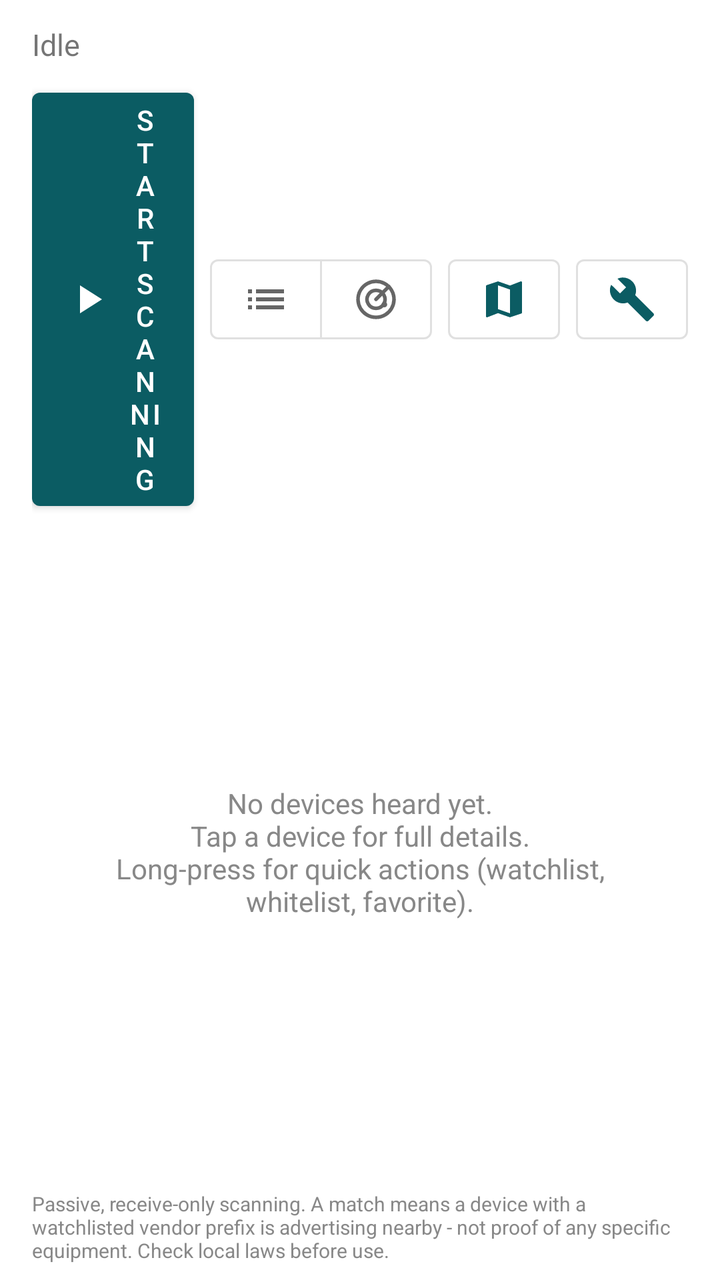
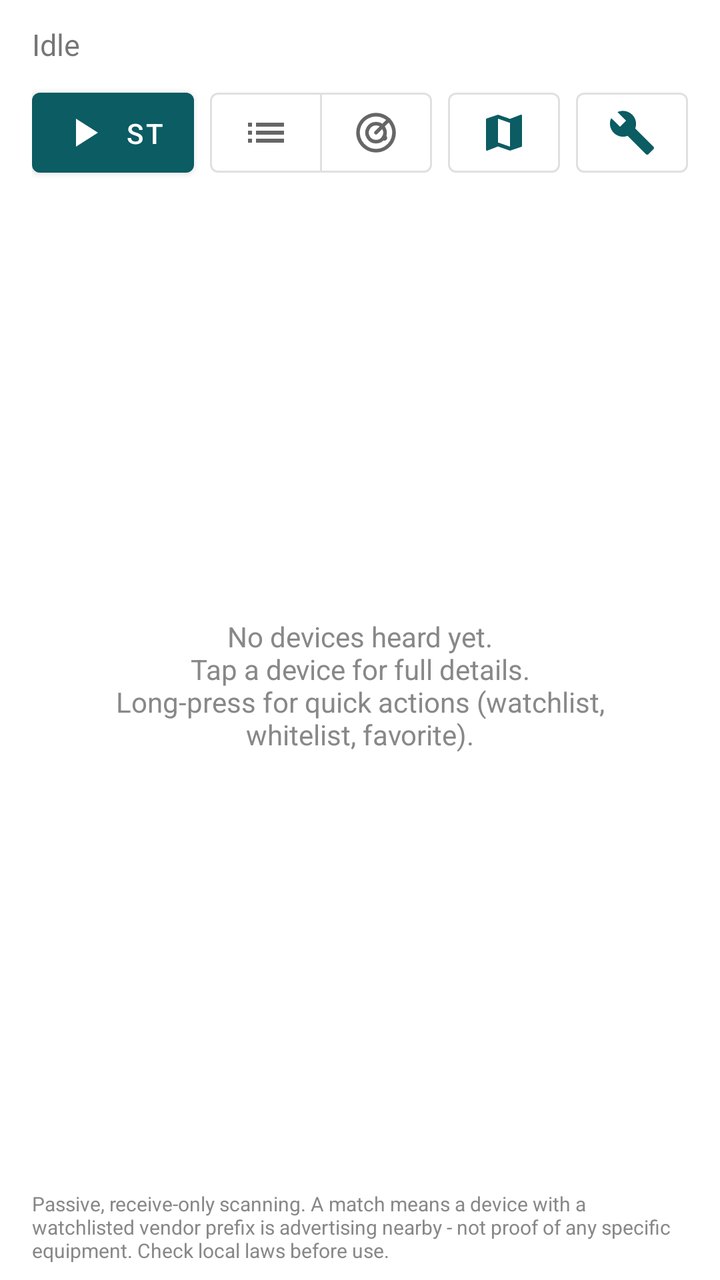

An Android layout rendered at two revisions. The XML below is the earlier revision; the diff shows what the commit changed to produce the second picture.
<!-- AndroidManifest.xml: application theme Theme.RFSentinel -->
<!-- res/layout/activity_main.xml -->
<?xml version="1.0" encoding="utf-8"?>
<LinearLayout xmlns:android="http://schemas.android.com/apk/res/android"
    xmlns:app="http://schemas.android.com/apk/res-auto"
    android:layout_width="match_parent"
    android:layout_height="match_parent"
    android:orientation="vertical"
    android:paddingStart="16dp"
    android:paddingTop="12dp"
    android:paddingEnd="16dp"
    android:paddingBottom="8dp">

    
    <LinearLayout
        android:id="@+id/themedHeader"
        android:layout_width="match_parent"
        android:layout_height="wrap_content"
        android:layout_marginBottom="6dp"
        android:orientation="vertical"
        android:visibility="gone">

        <ImageView
            android:id="@+id/themeBanner"
            android:layout_width="match_parent"
            android:layout_height="wrap_content"
            android:adjustViewBounds="true"
            android:contentDescription="Theme banner"
            android:maxHeight="140dp"
            android:scaleType="fitCenter"
            android:visibility="gone" />

        <com.rfsentinel.app.ui.ThemeHeaderView
            android:id="@+id/themeHeader"
            android:layout_width="match_parent"
            android:layout_height="wrap_content" />
    </LinearLayout>

    <TextView
        android:id="@+id/threatBanner"
        android:layout_width="match_parent"
        android:layout_height="wrap_content"
        android:layout_marginBottom="8dp"
        android:background="@drawable/banner_bg"
        android:paddingStart="12dp"
        android:paddingTop="8dp"
        android:paddingEnd="12dp"
        android:paddingBottom="8dp"
        android:textColor="#FFFFFF"
        android:textSize="14sp"
        android:textStyle="bold"
        android:visibility="gone" />

    <TextView
        android:id="@+id/statusText"
        android:layout_width="match_parent"
        android:layout_height="wrap_content"
        android:paddingBottom="8dp"
        android:text="Idle"
        android:textSize="15sp" />

    <LinearLayout
        android:layout_width="match_parent"
        android:layout_height="wrap_content"
        android:gravity="center_vertical"
        android:orientation="horizontal">

        <com.google.android.material.button.MaterialButton
            android:id="@+id/startStopButton"
            android:layout_width="0dp"
            android:layout_height="wrap_content"
            android:layout_marginEnd="8dp"
            android:layout_weight="1"
            android:minHeight="52dp"
            android:text="Start scanning"
            app:icon="@drawable/ic_car_play"
            app:iconGravity="textStart" />

        
        <com.google.android.material.button.MaterialButtonToggleGroup
            android:id="@+id/viewToggle"
            android:layout_width="wrap_content"
            android:layout_height="wrap_content"
            app:selectionRequired="true"
            app:singleSelection="true">

            <com.google.android.material.button.MaterialButton
                android:id="@+id/viewListButton"
                style="@style/Widget.MaterialComponents.Button.OutlinedButton"
                android:layout_width="wrap_content"
                android:layout_height="wrap_content"
                android:contentDescription="List view"
                android:minWidth="56dp"
                android:minHeight="52dp"
                app:icon="@drawable/ic_car_list"
                app:iconPadding="0dp" />

            <com.google.android.material.button.MaterialButton
                android:id="@+id/viewRadarButton"
                style="@style/Widget.MaterialComponents.Button.OutlinedButton"
                android:layout_width="wrap_content"
                android:layout_height="wrap_content"
                android:contentDescription="Radar view"
                android:minWidth="56dp"
                android:minHeight="52dp"
                app:icon="@drawable/ic_radar"
                app:iconPadding="0dp" />
        </com.google.android.material.button.MaterialButtonToggleGroup>

        
        <com.google.android.material.button.MaterialButton
            android:id="@+id/mapButton"
            style="@style/Widget.MaterialComponents.Button.OutlinedButton"
            android:layout_width="wrap_content"
            android:layout_height="wrap_content"
            android:layout_marginStart="8dp"
            android:contentDescription="Open the map: your traces, devices and known cameras"
            android:minWidth="56dp"
            android:minHeight="52dp"
            app:icon="@drawable/ic_map"
            app:iconPadding="0dp" />

        
        <com.google.android.material.button.MaterialButton
            android:id="@+id/toolsButton"
            style="@style/Widget.MaterialComponents.Button.OutlinedButton"
            android:layout_width="wrap_content"
            android:layout_height="wrap_content"
            android:layout_marginStart="8dp"
            android:contentDescription="Tools: cell towers, WiFi channels and WiFi spectrum"
            android:minWidth="56dp"
            android:minHeight="52dp"
            app:icon="@drawable/ic_tools"
            app:iconPadding="0dp" />
    </LinearLayout>

    
    <HorizontalScrollView
        android:layout_width="match_parent"
        android:layout_height="wrap_content"
        android:layout_marginTop="4dp"
        android:scrollbars="none">

        <com.google.android.material.chip.ChipGroup
            android:id="@+id/filterChips"
            android:layout_width="wrap_content"
            android:layout_height="wrap_content"
            app:selectionRequired="true"
            app:singleLine="true"
            app:singleSelection="true" />
    </HorizontalScrollView>

    <FrameLayout
        android:layout_width="match_parent"
        android:layout_height="0dp"
        android:layout_weight="1">

        <androidx.recyclerview.widget.RecyclerView
            android:id="@+id/recyclerView"
            android:layout_width="match_parent"
            android:layout_height="match_parent"
            android:clipToPadding="false"
            android:paddingBottom="8dp" />

        <com.rfsentinel.app.ui.RadarView
            android:id="@+id/radarView"
            android:layout_width="match_parent"
            android:layout_height="match_parent"
            android:visibility="gone" />

        <TextView
            android:id="@+id/emptyText"
            android:layout_width="match_parent"
            android:layout_height="wrap_content"
            android:layout_gravity="center"
            android:gravity="center"
            android:padding="24dp"
            android:text="No devices heard yet.\nTap a device for full details.\nLong-press for quick actions (watchlist, whitelist, favorite)."
            android:textColor="#888888" />

    </FrameLayout>

    
    <TextView
        android:id="@+id/disclaimerText"
        android:layout_width="match_parent"
        android:layout_height="wrap_content"
        android:paddingTop="6dp"
        android:text="@string/disclaimer"
        android:textColor="#888888"
        android:textSize="10sp" />

</LinearLayout>
<!-- resources referenced by this layout -->
<resources>
  <!-- drawable banner_bg (drawable) -->
  <?xml version="1.0" encoding="utf-8"?>
  <shape xmlns:android="http://schemas.android.com/apk/res/android" android:shape="rectangle">
      <solid android:color="#2E7D32" />
      <corners android:radius="10dp" />
  </shape>
  <!-- drawable ic_car_list (drawable) -->
  <?xml version="1.0" encoding="utf-8"?>
  <vector xmlns:android="http://schemas.android.com/apk/res/android"
      android:width="24dp"
      android:height="24dp"
      android:viewportWidth="24"
      android:viewportHeight="24">
      <path
          android:fillColor="#FFFFFF"
          android:pathData="M3,13h2v-2H3v2zM3,17h2v-2H3v2zM3,9h2V7H3v2zM7,13h14v-2H7v2zM7,17h14v-2H7v2zM7,7v2h14V7H7z" />
  </vector>
  <!-- drawable ic_car_play (drawable) -->
  <?xml version="1.0" encoding="utf-8"?>
  <vector xmlns:android="http://schemas.android.com/apk/res/android"
      android:width="24dp"
      android:height="24dp"
      android:viewportWidth="24"
      android:viewportHeight="24">
      <path
          android:fillColor="#FFFFFF"
          android:pathData="M8,5v14l11,-7z" />
  </vector>
  <!-- drawable ic_map (drawable) -->
  <?xml version="1.0" encoding="utf-8"?>
  <vector xmlns:android="http://schemas.android.com/apk/res/android"
      android:width="24dp"
      android:height="24dp"
      android:viewportWidth="24"
      android:viewportHeight="24">
      <path
          android:fillColor="#FFFFFF"
          android:pathData="M20.5,3l-0.16,0.03L15,5.1 9,3 3.36,4.9c-0.21,0.07 -0.36,0.25 -0.36,0.48V20.5c0,0.28 0.22,0.5 0.5,0.5l0.16,-0.03L9,18.9l6,2.1 5.64,-1.9c0.21,-0.07 0.36,-0.25 0.36,-0.48V3.5c0,-0.28 -0.22,-0.5 -0.5,-0.5zM15,19l-6,-2.11V5l6,2.11V19z" />
  </vector>
  <!-- drawable ic_tools (drawable) -->
  <?xml version="1.0" encoding="utf-8"?>
  <vector xmlns:android="http://schemas.android.com/apk/res/android"
      android:width="24dp"
      android:height="24dp"
      android:viewportWidth="24"
      android:viewportHeight="24">
      <path
          android:fillColor="#FFFFFF"
          android:pathData="M22.7,19l-9.1,-9.1c0.9,-2.3 0.4,-5 -1.5,-6.9 -2,-2 -5,-2.4 -7.4,-1.3L9,6 6,9 1.6,4.7C0.4,7.1 0.9,10.1 2.9,12.1c1.9,1.9 4.6,2.4 6.9,1.5l9.1,9.1c0.4,0.4 1,0.4 1.4,0l2.3,-2.3c0.5,-0.4 0.5,-1.1 0.1,-1.4z" />
  </vector>
  <string name="disclaimer">Passive, receive-only scanning. A match means a device with a watchlisted vendor prefix is advertising nearby - not proof of any specific equipment. Check local laws before use.</string>
  <style name="Theme.RFSentinel" parent="Theme.MaterialComponents.DayNight.DarkActionBar">
          <item name="colorPrimary">@color/brand_primary</item>
          <item name="colorPrimaryVariant">@color/brand_primary_dark</item>
          <item name="colorOnPrimary">@android:color/white</item>
          <item name="colorSecondary">@color/brand_accent</item>
          <item name="colorOnSecondary">@android:color/white</item>
          <item name="rfScopeColor">@color/scope</item>
          <item name="rfScopeTextColor">@color/scope_text</item>
          <item name="rfTraceColor">@color/trace</item>
          <item name="rfAccent">@color/brand_highlight</item>
          <item name="rfOnAccent">@color/brand_on_highlight</item>
      </style>
  <color name="brand_primary">#0B5C63</color>
  <color name="brand_primary_dark">#073F44</color>
  <color name="brand_accent">#E0622D</color>
  <color name="scope">#0B5C63</color>
  <color name="scope_text">#AA0B5C63</color>
  <color name="trace">#E0622D</color>
  <color name="brand_highlight">#0B5C63</color>
  <color name="brand_on_highlight">#FFFFFF</color>
  <!-- unchanged entries left out for length: 1 -->
</resources>

<!-- the commit's change to res/layout/activity_main.xml (unified diff, before → after) -->
@@ -70,7 +70,11 @@
             android:layout_marginEnd="8dp"
             android:layout_weight="1"
             android:minHeight="52dp"
-            android:text="Start scanning"
+            android:maxLines="1"
+            android:paddingStart="12dp"
+            android:paddingEnd="12dp"
+            android:text="Start"
+            android:contentDescription="Start scanning"
             app:icon="@drawable/ic_car_play"
             app:iconGravity="textStart" />
 
